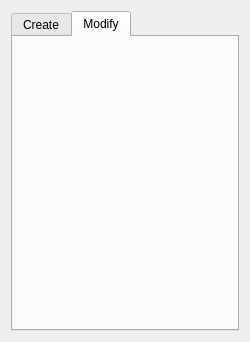
This is src/ToolWidget.ui in Ovilia/April as Qt 5 draws it before an edit. The edited form follows.
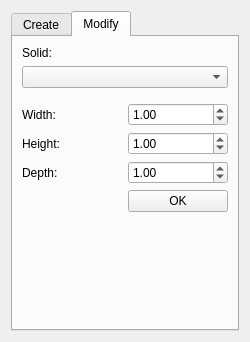
This is the edited form. The open tabs and pages were chosen to show the change. Icons and pictures are not drawn.

Diff of the .ui file:
```diff
--- a/src/ToolWidget.ui
+++ b/src/ToolWidget.ui
@@ -312,6 +312,110 @@
       <attribute name="title">
        <string>Modify</string>
       </attribute>
+      <layout class="QVBoxLayout" name="verticalLayout_5">
+       <item>
+        <widget class="QLabel" name="label">
+         <property name="text">
+          <string>Solid: </string>
+         </property>
+        </widget>
+       </item>
+       <item>
+        <widget class="QComboBox" name="modelBox"/>
+       </item>
+       <item>
+        <widget class="QWidget" name="widget" native="true">
+         <layout class="QGridLayout" name="gridLayout_3">
+          <property name="leftMargin">
+           <number>0</number>
+          </property>
+          <property name="rightMargin">
+           <number>0</number>
+          </property>
+          <item row="0" column="0">
+           <widget class="QLabel" name="label_2">
+            <property name="text">
+             <string>Width:</string>
+            </property>
+           </widget>
+          </item>
+          <item row="0" column="1">
+           <widget class="QDoubleSpinBox" name="widthSpin">
+            <property name="minimum">
+             <double>0.100000000000000</double>
+            </property>
+            <property name="maximum">
+             <double>100.000000000000000</double>
+            </property>
+            <property name="value">
+             <double>1.000000000000000</double>
+            </property>
+           </widget>
+          </item>
+          <item row="1" column="0">
+           <widget class="QLabel" name="label_3">
+            <property name="text">
+             <string>Height: </string>
+            </property>
+           </widget>
+          </item>
+          <item row="1" column="1">
+           <widget class="QDoubleSpinBox" name="heightSpin">
+            <property name="minimum">
+             <double>0.100000000000000</double>
+            </property>
+            <property name="maximum">
+             <double>100.000000000000000</double>
+            </property>
+            <property name="value">
+             <double>1.000000000000000</double>
+            </property>
+           </widget>
+          </item>
+          <item row="2" column="0">
+           <widget class="QLabel" name="label_4">
+            <property name="text">
+             <string>Depth: </string>
+            </property>
+           </widget>
+          </item>
+          <item row="2" column="1">
+           <widget class="QDoubleSpinBox" name="depthSpin">
+            <property name="minimum">
+             <double>0.100000000000000</double>
+            </property>
+            <property name="maximum">
+             <double>100.000000000000000</double>
+            </property>
+            <property name="value">
+             <double>1.000000000000000</double>
+            </property>
+           </widget>
+          </item>
+          <item row="3" column="1">
+           <widget class="QPushButton" name="okButton">
+            <property name="text">
+             <string>OK</string>
+            </property>
+           </widget>
+          </item>
+         </layout>
+        </widget>
+       </item>
+       <item>
+        <spacer name="verticalSpacer_2">
+         <property name="orientation">
+          <enum>Qt::Vertical</enum>
+         </property>
+         <property name="sizeHint" stdset="0">
+          <size>
+           <width>20</width>
+           <height>40</height>
+          </size>
+         </property>
+        </spacer>
+       </item>
+      </layout>
      </widget>
     </widget>
    </item>
```
Left out of the diff: 6 changed lines with no effect on the pictures.
